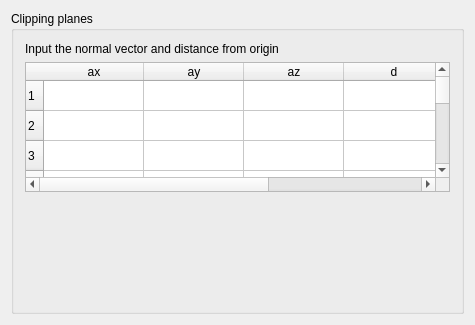
Qt form HEN_HOUSE/egs++/view/clippingplanes.ui (nrc-cnrc/EGSnrc) before a commit.
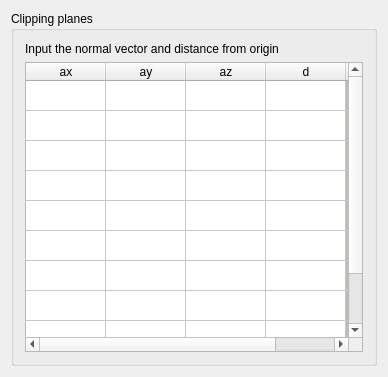
The same form after that commit.

Commit message:
Add egs_view config file and update layout
Add the ability to save and load egs_view configurations, including
material colors, clipping planes, view orientation, etc. The
configuration file can be passed as an argument or loaded in the gui.

Change the layout of the viewer to hide away options that are not used
as often. Tabs have been added to support further development.

Patch:
```diff
--- a/HEN_HOUSE/egs++/view/clippingplanes.ui
+++ b/HEN_HOUSE/egs++/view/clippingplanes.ui
@@ -35,8 +35,8 @@
    <rect>
     <x>0</x>
     <y>0</y>
-    <width>475</width>
-    <height>325</height>
+    <width>388</width>
+    <height>377</height>
    </rect>
   </property>
   <property name="windowTitle">
@@ -64,6 +64,15 @@
         <property name="columnCount">
          <number>5</number>
         </property>
+        <attribute name="horizontalHeaderDefaultSectionSize">
+         <number>80</number>
+        </attribute>
+        <attribute name="horizontalHeaderMinimumSectionSize">
+         <number>12</number>
+        </attribute>
+        <attribute name="verticalHeaderVisible">
+         <bool>false</bool>
+        </attribute>
         <row/>
         <row/>
         <row/>
@@ -96,7 +105,7 @@
         </column>
         <column>
          <property name="text">
-          <string> </string>
+          <string/>
          </property>
         </column>
         <item row="0" column="4">
@@ -301,26 +310,6 @@
         </item>
        </widget>
       </item>
-      <item>
-       <layout class="QHBoxLayout">
-        <item>
-         <spacer name="spacer1">
-          <property name="orientation">
-           <enum>Qt::Horizontal</enum>
-          </property>
-          <property name="sizeType">
-           <enum>QSizePolicy::Expanding</enum>
-          </property>
-          <property name="sizeHint" stdset="0">
-           <size>
-            <width>211</width>
-            <height>108</height>
-           </size>
-          </property>
-         </spacer>
-        </item>
-       </layout>
-      </item>
      </layout>
     </widget>
    </item>
```
The commit also changes 6 other files.
